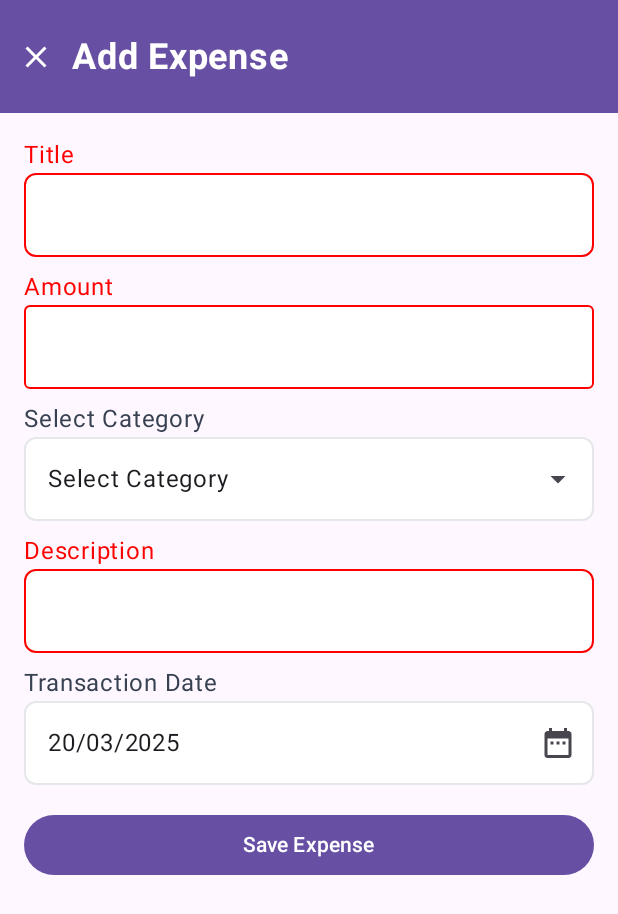
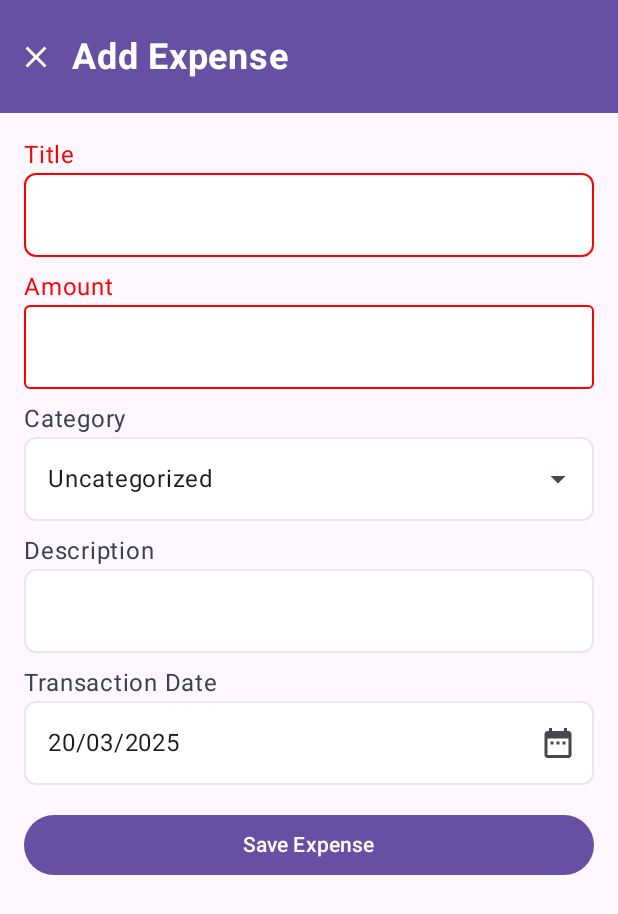
Before and after one commit to marctaguz/ExpenseIt, an Android app built with Jetpack Compose: the ExpenseFormScreen screen opened through its navigation route, after a tap on "Save Expense", on a phone screen of 412 x 824 dp. Shown: the top 914 px of the screen. Run offline under Robolectric (Android 15) with nearby library versions, the phone set to English and light mode, and no system bars; our stand-ins replace Dagger/Hilt's generated code, Room's generated code; libraries missing offline, so code that uses them is left out: com.exyte.animatednavbar; 2 statements that could not run were skipped.

Commit message:
style: updated error state for textfield and numberfield

```diff
--- a/app/src/main/java/com/example/expenseit/data/local/entities/Expense.kt
+++ b/app/src/main/java/com/example/expenseit/data/local/entities/Expense.kt
@@ -15,7 +15,9 @@ import java.math.BigDecimal
             onDelete = ForeignKey.CASCADE
         )
     ]
-)data class Expense(
+)
+
+data class Expense(
     @PrimaryKey(autoGenerate = true) val id: Long = 0,
     val title: String,
     val amount: BigDecimal = BigDecimal("0.00"),
--- a/app/src/main/java/com/example/expenseit/ui/ExpenseFormScreen.kt
+++ b/app/src/main/java/com/example/expenseit/ui/ExpenseFormScreen.kt
@@ -15,21 +15,15 @@ import androidx.compose.foundation.layout.padding
 import androidx.compose.foundation.layout.size
 import androidx.compose.material.icons.Icons
 import androidx.compose.material.icons.filled.ArrowDropDown
-import androidx.compose.material.icons.filled.DateRange
 import androidx.compose.material.icons.filled.Delete
 import androidx.compose.material3.AlertDialog
 import androidx.compose.material3.Button
-import androidx.compose.material3.DatePicker
-import androidx.compose.material3.DatePickerDialog
-import androidx.compose.material3.ExperimentalMaterial3Api
 import androidx.compose.material3.Icon
 import androidx.compose.material3.IconButton
 import androidx.compose.material3.MaterialTheme
-import androidx.compose.material3.OutlinedTextField
 import androidx.compose.material3.Scaffold
 import androidx.compose.material3.Text
 import androidx.compose.material3.TextButton
-import androidx.compose.material3.rememberDatePickerState
 import androidx.compose.runtime.Composable
 import androidx.compose.runtime.LaunchedEffect
 import androidx.compose.runtime.collectAsState
@@ -47,18 +41,13 @@ import androidx.compose.ui.graphics.Color
 import androidx.compose.ui.platform.LocalContext
 import androidx.compose.ui.unit.dp
 import androidx.hilt.navigation.compose.hiltViewModel
-import androidx.lifecycle.compose.LocalLifecycleOwner
 import androidx.navigation.NavController
 import com.example.expenseit.ui.components.CustomDateField
 import com.example.expenseit.ui.components.CustomNumberField
 import com.example.expenseit.ui.components.CustomTextField
-import com.example.expenseit.ui.components.DatePickerModal
 import com.example.expenseit.ui.components.PageHeader
 import com.example.expenseit.ui.viewmodels.CategoryViewModel
 import com.example.expenseit.ui.viewmodels.ExpenseViewModel
-import java.text.SimpleDateFormat
-import java.util.Date
-import java.util.Locale
 
 @Composable
 fun ExpenseFormScreen(
@@ -69,19 +58,18 @@ fun ExpenseFormScreen(
 ) {
     val context = LocalContext.current
     val expense by expenseViewModel.expense.collectAsState()
-    val categories by categoryViewModel.categories.collectAsState()
 
     var title by rememberSaveable { mutableStateOf("") }
     var amount by rememberSaveable { mutableStateOf("") }
-    var categoryId by rememberSaveable { mutableStateOf<Long>(0) } // Use categoryId
+    var categoryId by rememberSaveable { mutableLongStateOf(1L) }
     var description by rememberSaveable { mutableStateOf("") }
     var date by rememberSaveable { mutableLongStateOf(System.currentTimeMillis()) }
     var amountError by remember { mutableStateOf("") }
     var showDeleteConfirmationDialog by remember { mutableStateOf(false) }
+    var showErrors by remember { mutableStateOf(false) }
 
     val category by categoryViewModel.getCategoryById(categoryId)
         .collectAsState(initial = null)
-
 
     LaunchedEffect(expenseId) {
         if (expenseId != null) {
@@ -142,7 +130,8 @@ fun ExpenseFormScreen(
                     value = title,
                     onValueChange = { title = it },
                     label = "Title",
-                    modifier = Modifier.fillMaxWidth()
+                    modifier = Modifier.fillMaxWidth(),
+                    showError = showErrors && title.isEmpty()
                 )
                 Spacer(modifier = Modifier.height(8.dp))
 
@@ -154,7 +143,8 @@ fun ExpenseFormScreen(
                     },
                     label = "Amount",
                     isDecimal = true,
-                    modifier = Modifier.fillMaxWidth()
+                    modifier = Modifier.fillMaxWidth(),
+                    showError = showErrors && title.isEmpty()
                 )
                 if (amountError.isNotEmpty()) {
                     Text(text = amountError, color = MaterialTheme.colorScheme.error)
@@ -168,18 +158,18 @@ fun ExpenseFormScreen(
                     CustomTextField(
                         value = category?.name ?: "Select Category",
                         onValueChange = { /* Do nothing, handled by dialog */ },
-                        label = "Select Category",
+                        label = "Category",
                         readOnly = true,
                         trailingIcon = {
                             Icon(imageVector = Icons.Default.ArrowDropDown, contentDescription = "Select Category")
-
                         },
                         modifier = Modifier
                             .fillMaxWidth()
-                            .background(Color.Transparent) // Ensure the background is transparent so the clickable Box is visible
-                            .focusRequester(focusRequester)
+                            .background(Color.Transparent)
+                            .focusRequester(focusRequester),
+                        showError = false
                     )
-
+                    Log.d("ExpenseFormScreen", "Category ID: $categoryId")
                     Box(modifier = Modifier
                         .matchParentSize()
                         .clickable(
@@ -188,7 +178,7 @@ fun ExpenseFormScreen(
                                 focusRequester.requestFocus()
                             },
                             interactionSource = interactionSource,
-                            indication = null //to avoid the ripple on the Box
+                            indication = null
                         )
                     )
                 }
@@ -217,17 +207,18 @@ fun ExpenseFormScreen(
                 // Save Button
                 Button(
                     onClick = {
-                        if (title.isNotEmpty() && amount.isNotEmpty() && categoryId != null && amountError.isEmpty()) {
+                        showErrors = true
+                        if (title.isNotEmpty() && amount.isNotEmpty() && categoryId != 0L && amountError.isEmpty()) {
                             val parsedAmount = amount.toBigDecimal()
                             if (expenseId != null) {
                                 // Update existing expense
-                                expenseViewModel.updateExpense(expenseId.toLong(), title, parsedAmount, categoryId!!, description, date!!) {
+                                expenseViewModel.updateExpense(expenseId.toLong(), title, parsedAmount, categoryId, description, date
+                                ) {
                                     navController.popBackStack()
                                 }
                             } else {
                                 // Add new expense
-                                expenseViewModel.addExpense(title, parsedAmount, categoryId!!, description,
-                                    date
+                                expenseViewModel.addExpense(title, parsedAmount, categoryId, description, date
                                 ) {
                                     navController.popBackStack()
                                 }
--- a/app/src/main/java/com/example/expenseit/ui/ExpenseListScreen.kt
+++ b/app/src/main/java/com/example/expenseit/ui/ExpenseListScreen.kt
@@ -77,6 +77,7 @@ fun ExpenseListScreen(
                         restoreState = true
                     }
                 },
+                modifier = Modifier.padding(bottom = 100.dp)
             )
             {
                 Icon(imageVector = Icons.Filled.Add, contentDescription = "Add Expense")
@@ -117,7 +118,9 @@ fun ExpenseListScreen(
                     }
                 }
             } else {
-                LazyColumn {
+                LazyColumn(
+                    modifier = Modifier.fillMaxSize()
+                ) {
                     groupedExpenses.forEach { (date, expensesForDate) ->
                         // Date Header
                         item {
@@ -139,7 +142,6 @@ fun ExpenseListScreen(
                 }
             }
 
-            Spacer(modifier = Modifier.height(16.dp))
         }
     }
 
--- a/app/src/main/java/com/example/expenseit/ui/components/CustomNumberField.kt
+++ b/app/src/main/java/com/example/expenseit/ui/components/CustomNumberField.kt
@@ -20,10 +20,11 @@ fun CustomNumberField(
     value: String,
     onValueChange: (String) -> Unit,
     label: String,
-    isDecimal: Boolean = false
+    isDecimal: Boolean = false,
+    showError: Boolean = false
 ) {
     val isValid = value.isNotEmpty() && value != "." // Ensure input is valid
-    val textColor = if (isValid) Color(0xFF374151) else Color.Red
+    val textColor = if (isValid || !showError) Color(0xFF374151) else Color.Red // Only show red if showError is true
 
     Column(modifier = weightModifier) {
         Text(
@@ -55,8 +56,8 @@ fun CustomNumberField(
                 keyboardType = if (isDecimal) KeyboardType.Decimal else KeyboardType.Number
             ),
             colors = TextFieldDefaults.colors().copy(
-                unfocusedIndicatorColor = if (isValid) Color(0xFFE5E7EB) else Color.Red,
-                focusedIndicatorColor = if (isValid) Color(0xFF015FCC) else Color.Red,
+                unfocusedIndicatorColor = if (isValid || !showError) Color(0xFFE5E7EB) else Color.Red, // Only show red if showError is true
+                focusedIndicatorColor = if (isValid || !showError) Color(0xFF015FCC) else Color.Red,  // Only show red if showError is true
                 unfocusedContainerColor = White,
                 focusedContainerColor = White
             )
--- a/app/src/main/java/com/example/expenseit/ui/components/CustomTextField.kt
+++ b/app/src/main/java/com/example/expenseit/ui/components/CustomTextField.kt
@@ -20,10 +20,11 @@ fun CustomTextField(
     modifier: Modifier = Modifier,
     readOnly: Boolean = false,
     trailingIcon: (@Composable () -> Unit)? = null,
-    validator: (String) -> Boolean = { it.isNotBlank() } // Default: Ensure input is not empty
+    validator: (String) -> Boolean = { it.isNotBlank() },
+    showError: Boolean = false
 ) {
     val isValid = validator(value)
-    val textColor = if (isValid) Color(0xFF374151) else Color.Red
+    val textColor = if (isValid || !showError) Color(0xFF374151) else Color.Red // Only show red if showError is true
 
     Column {
         Text(
@@ -44,8 +45,8 @@ fun CustomTextField(
             shape = RoundedCornerShape(8.dp),
             trailingIcon = trailingIcon,
             colors = TextFieldDefaults.colors().copy(
-                unfocusedIndicatorColor = if (isValid) Color(0xFFE5E7EB) else Color.Red, // Red if invalid
-                focusedIndicatorColor = if (isValid) Color(0xFF015FCC) else Color.Red,  // Red border when focused if invalid
+                unfocusedIndicatorColor = if (isValid || !showError) Color(0xFFE5E7EB) else Color.Red, // Only show red if showError is true
+                focusedIndicatorColor = if (isValid || !showError) Color(0xFF015FCC) else Color.Red,  // Only show red if showError is true
                 unfocusedContainerColor = White,
                 focusedContainerColor = White
             )
```
